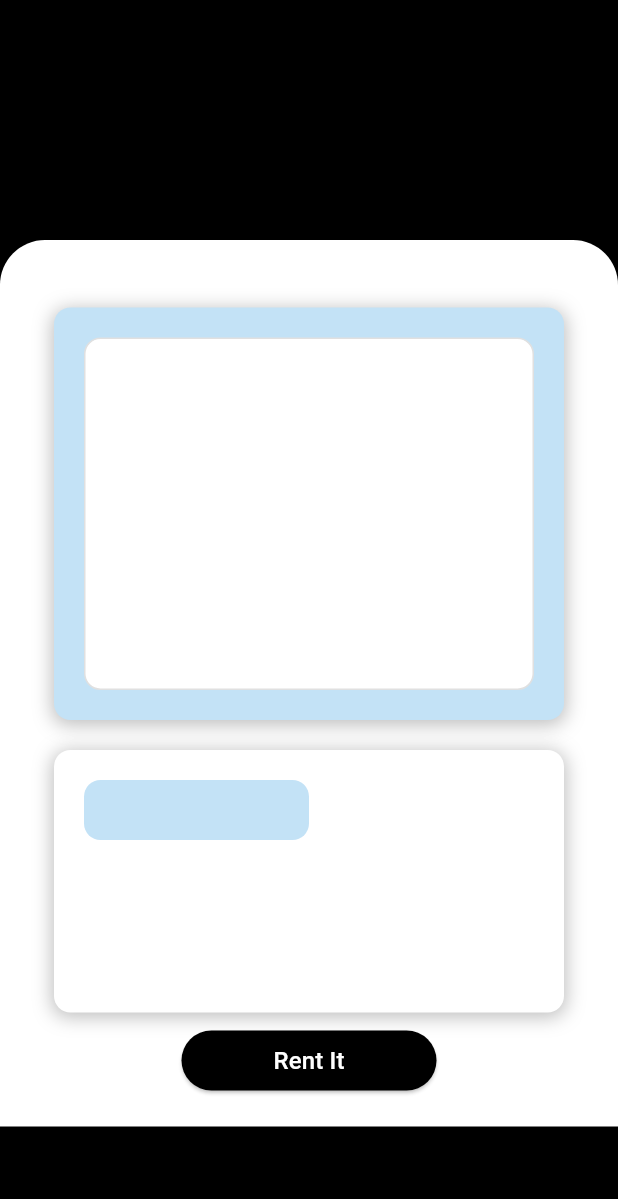
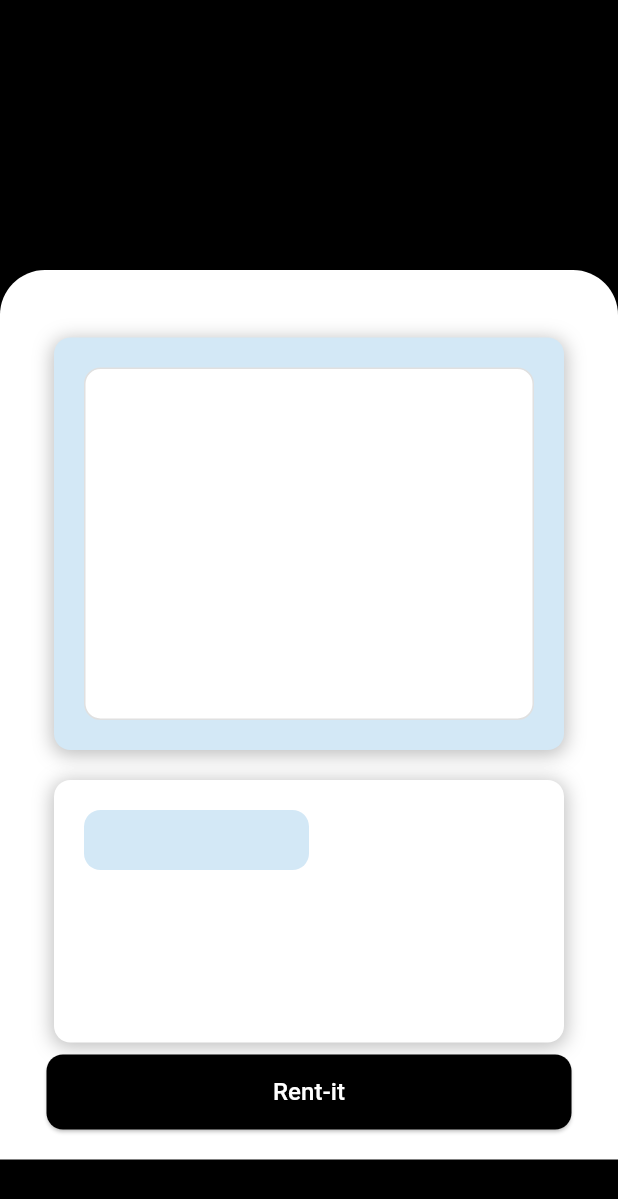
Before and after one commit to RushirajRavalji/GearCare, a Flutter app: the RentScreen screen opened directly, on a phone screen of 412 x 824 dp. Shown: the top 1199 px of the screen. Run offline on Flutter 3.47's test engine with Material 3 defaults, Android fonts, the phone set to English and light mode, and no system bars; our stand-ins replace image_picker.

Commit message:
updated rentscreen

```diff
--- a/lib/pages/rentscreen.dart
+++ b/lib/pages/rentscreen.dart
@@ -16,7 +16,7 @@ class RentScreen extends StatelessWidget {
               onTap: () => Navigator.pop(context),
               child: Container(
                 width: 20,
-                height: 160,
+                height: 180,
                 color: Colors.black,
                 alignment: Alignment.centerLeft,
                 padding: const EdgeInsets.only(left: 16),
@@ -121,27 +121,37 @@ class _RentButton extends StatelessWidget {
 
   @override
   Widget build(BuildContext context) {
-    return ElevatedButton(
+    return SizedBox(
+      width: 350,
+      height: 50,
+      child: ElevatedButton(
+        style: ElevatedButton.styleFrom(
+          backgroundColor: Colors.black,
+          shape: RoundedRectangleBorder(
+            borderRadius: BorderRadius.circular(11),
+          ),
+          padding: EdgeInsets.zero,
+        ),
         onPressed: () {
           ScaffoldMessenger.of(context).showSnackBar(
             SnackBar(
-            content: const Text("Button Clicked!"),
+              content: const Text("Log out"),
               duration: const Duration(seconds: 2),
-            behavior: SnackBarBehavior.floating, // Makes it float above UI
+              behavior: SnackBarBehavior.floating,
               shape: RoundedRectangleBorder(
-              borderRadius: BorderRadius.circular(10), // Rounded corners
+                borderRadius: BorderRadius.circular(10),
               ),
             ),
           );
         },
-      style: ElevatedButton.styleFrom(
-        fixedSize: const Size(170, 40),
-        backgroundColor: Colors.black,
+        child: Row(
+          mainAxisSize: MainAxisSize.min,
+          children: const [
+            Text(
+              "Rent-it",
+              style: TextStyle(color: Colors.white, fontSize: 16),
             ),
-      child: Center(
-        child: const Text(
-          "Rent It",
-          style: TextStyle(color: Colors.white, fontSize: 16),
+          ],
         ),
       ),
     );
--- a/lib/theme.dart
+++ b/lib/theme.dart
@@ -4,7 +4,7 @@ class AppTheme {
   static final ThemeData theme = ThemeData(
     primaryColor: Colors.white,
     colorScheme: ColorScheme.fromSwatch().copyWith(
-      primary: const Color(0xffC3E2F6),
+      primary: const Color.fromRGBO(211, 232, 246, 1),
       secondary: const Color(0xffE8F4FC),
     ),
     appBarTheme: const AppBarTheme(
```
Also changed, not shown: lib/pages/profile.dart (+18 -4 lines). Lines whose indentation alone changed are shown as unchanged.
